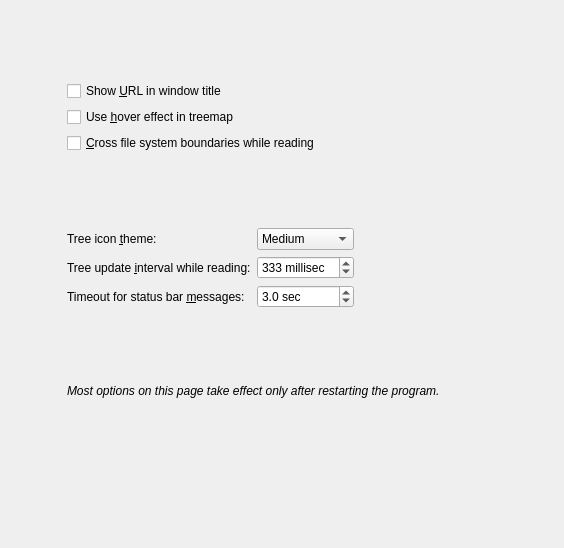
Old version of the form src/general-config-page.ui in the repository shundhammer/qdirstat.
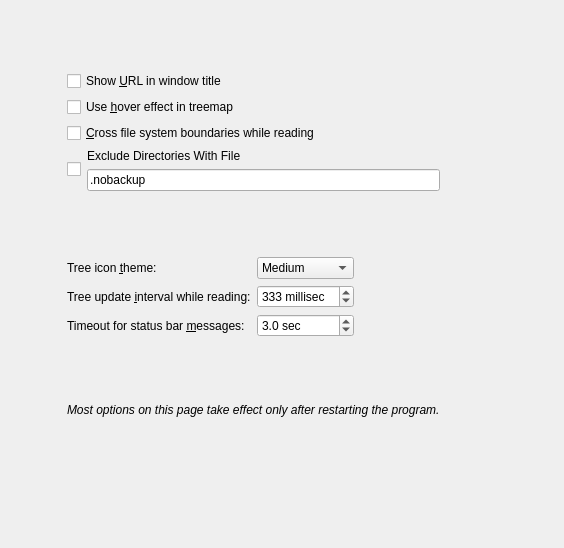
New version of the form.

Commit message: Exclude directories containing configurable file.

Patch:
```diff
--- a/src/general-config-page.ui
+++ b/src/general-config-page.ui
@@ -65,6 +65,35 @@
          </property>
         </widget>
        </item>
+       <item>
+        <layout class="QHBoxLayout" name="horizontalLayout_2">
+         <item>
+          <widget class="QCheckBox" name="excludeDirWithFileCheckBox">
+           <property name="text">
+            <string/>
+           </property>
+          </widget>
+         </item>
+         <item>
+          <layout class="QVBoxLayout" name="verticalLayout_3">
+           <item>
+            <widget class="QLabel" name="excludDirWithFileCaption">
+             <property name="text">
+              <string>Exclude Directories With File</string>
+             </property>
+            </widget>
+           </item>
+           <item>
+            <widget class="QLineEdit" name="excludeDirFilenameLineEdit">
+             <property name="text">
+              <string>.nobackup</string>
+             </property>
+            </widget>
+           </item>
+          </layout>
+         </item>
+        </layout>
+       </item>
       </layout>
      </item>
      <item>
```
The commit also changes 5 other files.
